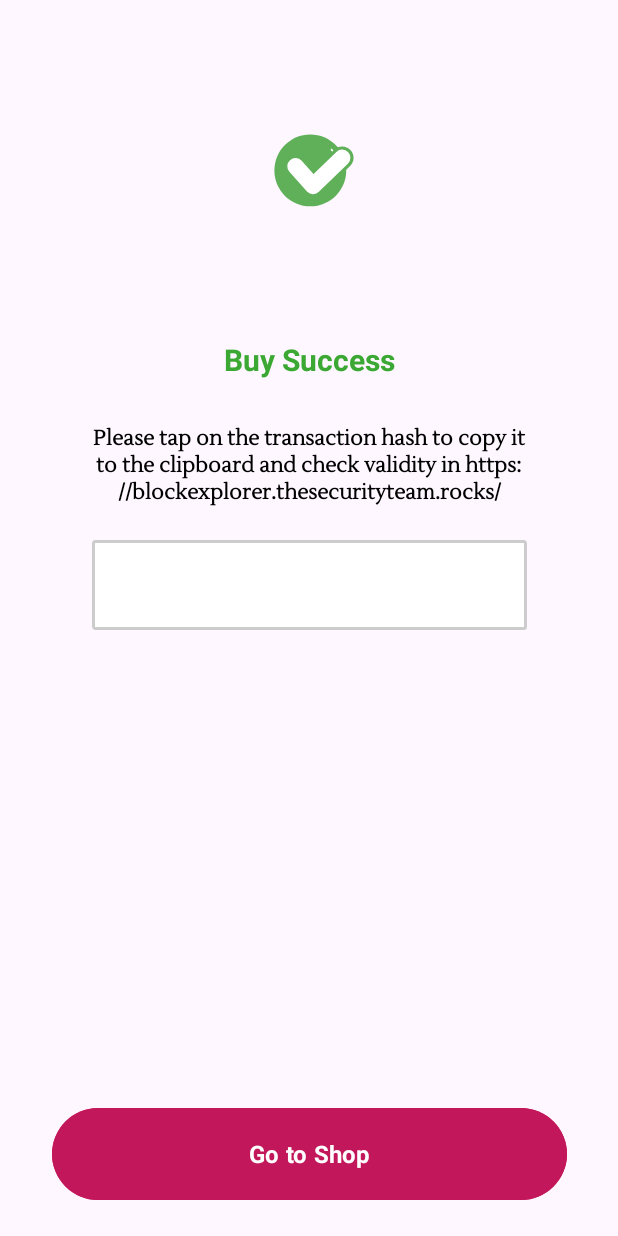
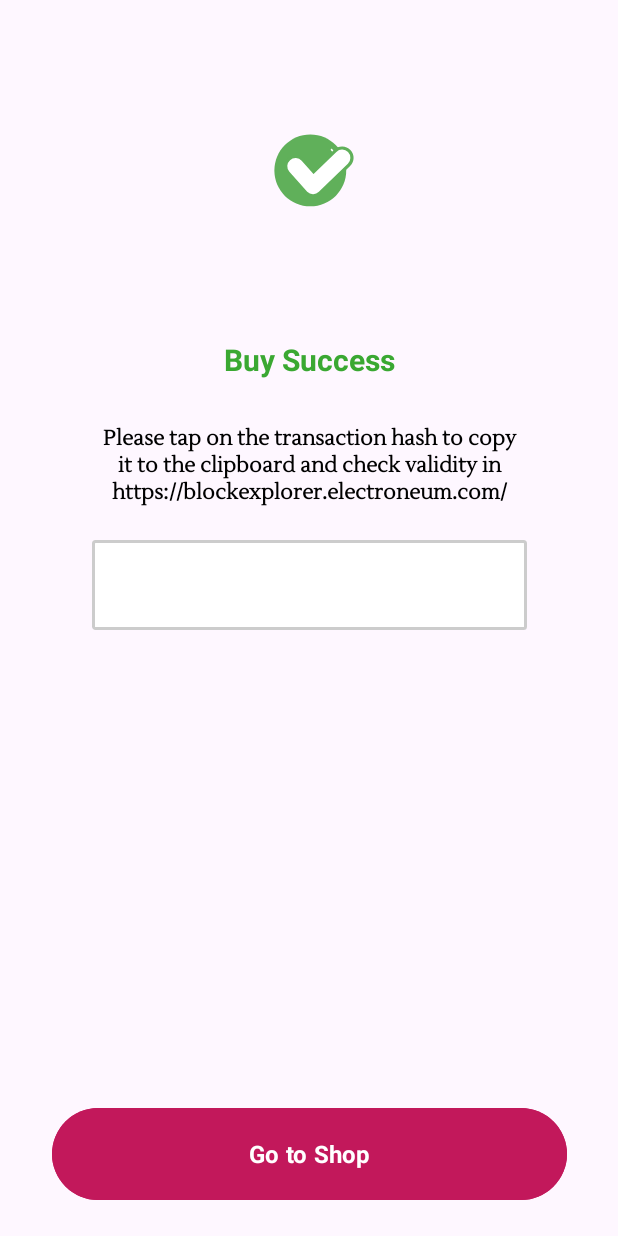
Before and after one commit to sap200/etnvegas, an Android app: the ChipBuyResultActivity screen opened directly, with no data from a screen before it, on a phone screen of 412 x 824 dp. Run offline under Robolectric (Android 15) with nearby library versions, the phone set to English and light mode, and no system bars; libraries missing offline, so code that uses them is left out: org.bouncycastle.jce, org.web3j.abi, org.web3j.crypto, org.web3j.protocol, org.web3j.tx and 1 more; pictures from the network do not load; Roboto replaces fonts that are not available here; 15 statements that could not run were skipped.

Commit message:
final-mainnet changes

```diff
--- a/app/src/main/java/com/electroneumhackathon/etnvegas/ChipBuyResultActivity.java
+++ b/app/src/main/java/com/electroneumhackathon/etnvegas/ChipBuyResultActivity.java
@@ -117,7 +117,7 @@ public class ChipBuyResultActivity extends AppCompatActivity {
                     lottieAnimationView.playAnimation();
                     txnStatus.setText("Buy Success");
                     txnStatus.setTextColor(Color.parseColor("#3aa832"));
-                    txnDetails.setText("Please tap on the transaction hash to copy it to the clipboard and check validity in https://blockexplorer.thesecurityteam.rocks/");
+                    txnDetails.setText("Please tap on the transaction hash to copy it to the clipboard and check validity in https://blockexplorer.electroneum.com/");
                     txnHash.setEnabled(true);
                     txnHash.setVisibility(View.VISIBLE);
                     txnHash.setText(result[1]);
--- a/app/src/main/java/com/electroneumhackathon/etnvegas/SendEthResultActivity.java
+++ b/app/src/main/java/com/electroneumhackathon/etnvegas/SendEthResultActivity.java
@@ -108,7 +108,7 @@ public class SendEthResultActivity extends AppCompatActivity {
                    lottieAnimationView.playAnimation();
                    txnStatus.setText("Transaction Success");
                    txnStatus.setTextColor(Color.parseColor("#3aa832"));
-                   txnDetails.setText("Please tap on the transaction hash to copy it to the clipboard and check validity in https://blockexplorer.thesecurityteam.rocks/");
+                   txnDetails.setText("Please tap on the transaction hash to copy it to the clipboard and check validity in https://blockexplorer.electroneum.com/");
                    txnHash.setEnabled(true);
                    txnHash.setVisibility(View.VISIBLE);
                    txnHash.setText(result[1]);
--- a/app/src/main/java/com/electroneumhackathon/etnvegas/SwapResultActivity.java
+++ b/app/src/main/java/com/electroneumhackathon/etnvegas/SwapResultActivity.java
@@ -94,7 +94,7 @@ public class SwapResultActivity extends AppCompatActivity {
                     txnStatus.setText("Swap Failed");
                     txnStatus.setTextColor(Color.RED);
                     if(result[2] == null) {
-                        txnDetails.setText("Please tap on the transaction hash to copy it to the clipboard and check details in https://blockexplorer.thesecurityteam.rocks/");
+                        txnDetails.setText("Please tap on the transaction hash to copy it to the clipboard and check details in https://blockexplorer.electroneum.com/");
                     } else {
                         txnDetails.setText(result[2]);
                     }
@@ -116,7 +116,7 @@ public class SwapResultActivity extends AppCompatActivity {
                     lottieAnimationView.playAnimation();
                     txnStatus.setText("Swap Success");
                     txnStatus.setTextColor(Color.parseColor("#3aa832"));
-                    txnDetails.setText("Please tap on the transaction hash to copy it to the clipboard and check validity in https://blockexplorer.thesecurityteam.rocks/");
+                    txnDetails.setText("Please tap on the transaction hash to copy it to the clipboard and check validity in https://blockexplorer.electroneum.com/");
                     txnHash.setEnabled(true);
                     txnHash.setVisibility(View.VISIBLE);
                     txnHash.setText(result[1]);
--- a/app/src/main/java/cryptooperations/MyWeb3Client.java
+++ b/app/src/main/java/cryptooperations/MyWeb3Client.java
@@ -44,8 +44,8 @@ import java.util.regex.Pattern;
 
 public class MyWeb3Client {
     private Web3j web3j;
-    private static final String WEB3_RPC_PROVIDER = "https://rpc.ankr.com/electroneum_testnet/12ec0fbb73dde2bba66af4a7f50f036e17a19c90be52ff33a78976a15ad50229";
-    private static final String CONTRACT_ADDRESS = "0xBE5AA6040eED70d13DC196bBE3159379cF220D8c";
+    private static final String WEB3_RPC_PROVIDER = "<<MAINNET_RPC>>";
+    private static final String CONTRACT_ADDRESS = "<<MAINNET_CONTRACT_ADDRESS>>";
     private KeyGenerator keyGenerator;
     private Etnvegas etnvegas;
     public static final String ERROR_OCCURED = "error";
--- a/app/src/main/res/layout/activity_receive_eth.xml
+++ b/app/src/main/res/layout/activity_receive_eth.xml
@@ -34,7 +34,7 @@
         android:background="@drawable/slot_gradient_layout_background"
         android:fontFamily="@font/marko_one"
         android:gravity="center"
-        android:text="🌐  Network : Electroneum Testnet"
+        android:text="🌐  Network : Electroneum Mainnet"
         android:textColor="#FFFFFF"
         android:textSize="14sp"
         android:textStyle="bold"
@@ -82,7 +82,7 @@
         android:background="@drawable/gradient_background"
         android:fontFamily="@font/marko_one"
         android:gravity="center"
-        android:text="Send ETN to this address on the Electroneum Testnet network only"
+        android:text="Send ETN to this address on the Electroneum Mainnet network only"
         android:textColor="#F1F1F1"
         android:textSize="14sp"
         android:textStyle="italic"
@@ -99,7 +99,7 @@
         android:fontFamily="@font/marko_one"
         android:gravity="center"
         android:padding="10dp"
-        android:text="Transfer your eETN from Ethereum Mainnet to Electroneum Testnet via the Umbria Bridge. Tap to copy the link: https://bridge.arbitrum.io/"
+        android:text="Transfer your eETN from Ethereum Mainnet to Electroneum Mainnet via the Umbria Bridge. Tap to copy the link: https://bridge.arbitrum.io/"
         android:textSize="14sp"
         android:visibility="gone"
         app:layout_constraintBottom_toTopOf="@+id/textView13"
--- a/app/src/main/res/layout/activity_send_ether.xml
+++ b/app/src/main/res/layout/activity_send_ether.xml
@@ -32,7 +32,7 @@
         android:background="@drawable/slot_gradient_layout_background"
         android:fontFamily="@font/marko_one"
         android:gravity="center"
-        android:text="🌐  Network: Electroneum Testnet"
+        android:text="🌐  Network: Electroneum Mainnet"
         android:textColor="#FFFFFF"
         android:textSize="16sp"
         android:textStyle="bold"
@@ -162,7 +162,7 @@
         android:fontFamily="@font/marko_one"
         android:gravity="center"
         android:padding="10dp"
-        android:text="Send ETN only to Electroneum Testnet address"
+        android:text="Send ETN only to Electroneum Mainnet address"
         android:textColor="#FFFFFF"
         android:textSize="14sp"
         android:textStyle="bold"
--- a/app/src/main/res/layout/activity_swap_token.xml
+++ b/app/src/main/res/layout/activity_swap_token.xml
@@ -32,7 +32,7 @@
         android:background="@drawable/slot_gradient_layout_background"
         android:fontFamily="@font/marko_one"
         android:gravity="center"
-        android:text="🌐  Network: Electroneum Testnet"
+        android:text="🌐  Network: Electroneum Mainnet"
         android:textColor="#FFFFFF"
         android:textSize="16sp"
         android:textStyle="bold"
--- a/app/src/main/res/layout/fragment_profile.xml
+++ b/app/src/main/res/layout/fragment_profile.xml
@@ -33,7 +33,7 @@
                 android:background="@drawable/slot_gradient_layout_background"
                 android:fontFamily="@font/marko_one"
                 android:gravity="center"
-                android:text="🌐  Network: Electroneum Testnet"
+                android:text="🌐  Network: Electroneum Mainnet"
                 android:textColor="#FFFFFF"
                 android:textSize="14sp"
                 android:textStyle="bold" />
--- a/app/src/main/res/layout/fragment_wallet.xml
+++ b/app/src/main/res/layout/fragment_wallet.xml
@@ -24,7 +24,7 @@
             android:fontFamily="@font/marko_one"
             android:gravity="center"
             android:padding="10dp"
-            android:text="🌐 Network: Electroneum Testnet"
+            android:text="🌐 Network: Electroneum Mainnet"
             android:textColor="#FFFFFF"
             android:textSize="14sp"
             android:textStyle="bold"
```
